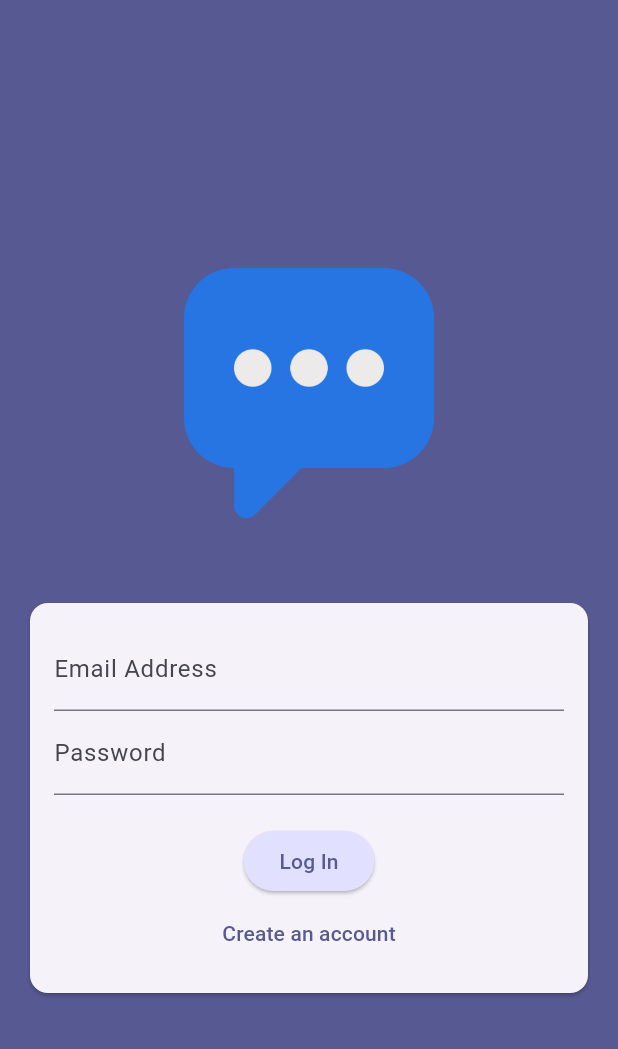
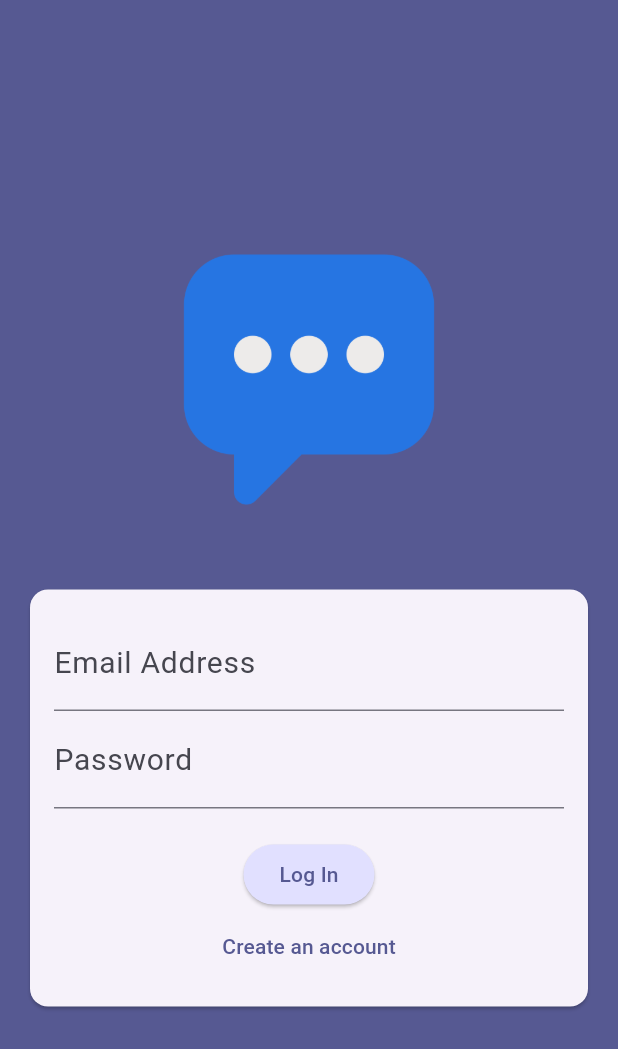
Before and after one commit to wmvieira21/chat_app_flutter, a Flutter app: the screen it shows after launch, on a phone screen of 412 x 824 dp. Shown: the top 1049 px of the screen. Run offline on Flutter 3.47's test engine with Material 3 defaults, Android fonts, the phone set to English and light mode, and no system bars; our stand-ins replace cloud_firestore, firebase_auth, firebase_core, firebase_storage, image_picker; accounts and stored records are empty.

```diff
--- a/lib/main.dart
+++ b/lib/main.dart
@@ -3,10 +3,27 @@ import 'package:flutter/material.dart';
 import 'package:firebase_core/firebase_core.dart';
 import 'firebase_options.dart';
 
+final ColorScheme colorScheme =
+    ColorScheme.fromSeed(seedColor: Color.fromARGB(255, 20, 17, 177));
+
 final themeData = ThemeData().copyWith(
-  colorScheme: ColorScheme.fromSeed(
-    seedColor: Color.fromARGB(255, 20, 17, 177),
+  colorScheme: colorScheme,
+  textTheme: TextTheme().copyWith(
+    titleLarge: TextStyle(
+      fontSize: 20,
+      fontWeight: FontWeight.bold,
+      color: colorScheme.onSurface,
+    ),
+    bodyLarge: TextStyle(
+      fontSize: 20,
+      fontWeight: FontWeight.normal,
+      color: colorScheme.onSurface,
+    ),
   ),
+  appBarTheme: AppBarTheme().copyWith(
+      backgroundColor: colorScheme.secondary,
+      toolbarHeight: 60,
+      centerTitle: true),
 );
 
 void main() async {
--- a/lib/screens/auth.dart
+++ b/lib/screens/auth.dart
@@ -27,6 +27,7 @@ class _AuthScreen extends State<AuthScreen> {
   bool isLoading = false;
 
   _onLogin() async {
+    FocusScope.of(context).unfocus();
     if (_formKey.currentState!.validate()) {
       try {
         setState(() {
@@ -44,6 +45,7 @@ class _AuthScreen extends State<AuthScreen> {
   }
 
   _onSignup() async {
+    FocusScope.of(context).unfocus();
     if (_formKey.currentState!.validate()) {
       try {
         setState(() {
@@ -91,6 +93,7 @@ class _AuthScreen extends State<AuthScreen> {
   void dispose() {
     emailController.dispose();
     passwordController.dispose();
+    usernameController.dispose();
     super.dispose();
   }
 
```
Also changed, not shown: lib/screens/chat_screen.dart (+12 -7 lines), lib/widgets/chat_messages.dart (added, +52 -0 lines), lib/widgets/new_message.dart (added, +69 -0 lines).
